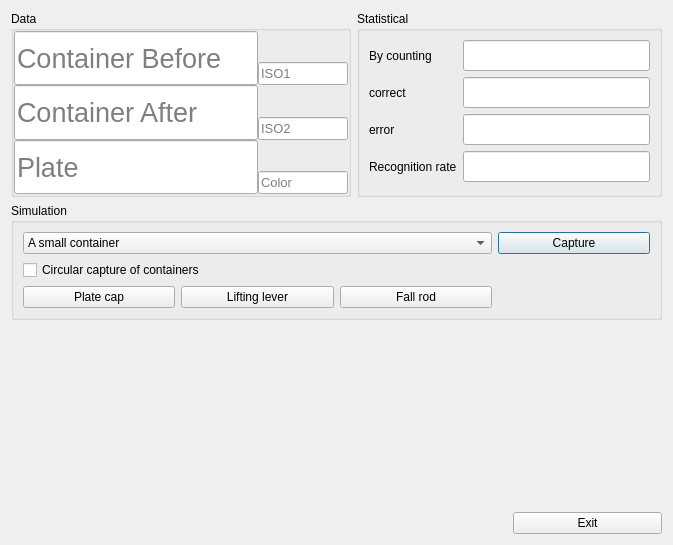
This is Main/ChannelData/simulationdialog.ui in 519984307/Container_Multiple_Channels_20200522 as Qt 5 draws it before an edit. The edited form follows.
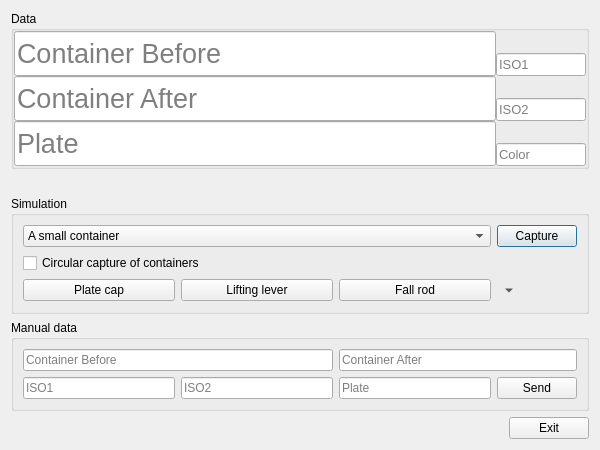
This is the edited form. Icons and pictures are not drawn.

```diff
--- a/Main/ChannelData/simulationdialog.ui
+++ b/Main/ChannelData/simulationdialog.ui
@@ -6,8 +6,8 @@
    <rect>
     <x>0</x>
     <y>0</y>
-    <width>673</width>
-    <height>545</height>
+    <width>600</width>
+    <height>450</height>
    </rect>
   </property>
   <property name="windowTitle">
@@ -17,8 +17,21 @@
    <iconset resource="../ico.qrc">
     <normaloff>:/UI_ICO/ICO/ICO.ico</normaloff>:/UI_ICO/ICO/ICO.ico</iconset>
   </property>
-  <layout class="QGridLayout" name="gridLayout_5">
-   <item row="1" column="0" colspan="4">
+  <layout class="QGridLayout" name="gridLayout_3">
+   <item row="4" column="0">
+    <spacer name="horizontalSpacer">
+     <property name="orientation">
+      <enum>Qt::Horizontal</enum>
+     </property>
+     <property name="sizeHint" stdset="0">
+      <size>
+       <width>488</width>
+       <height>20</height>
+      </size>
+     </property>
+    </spacer>
+   </item>
+   <item row="2" column="0" colspan="2">
     <widget class="QGroupBox" name="groupBox_3">
      <property name="title">
       <string>Simulation</string>
@@ -91,93 +104,52 @@
         </property>
        </widget>
       </item>
+      <item row="2" column="3">
+       <widget class="QToolButton" name="toolButton">
+        <property name="text">
+         <string>...</string>
+        </property>
+        <property name="shortcut">
+         <string>Alt+T</string>
+        </property>
+        <property name="checkable">
+         <bool>false</bool>
+        </property>
+        <property name="autoRepeat">
+         <bool>false</bool>
+        </property>
+        <property name="autoExclusive">
+         <bool>false</bool>
+        </property>
+        <property name="popupMode">
+         <enum>QToolButton::DelayedPopup</enum>
+        </property>
+        <property name="toolButtonStyle">
+         <enum>Qt::ToolButtonIconOnly</enum>
+        </property>
+        <property name="autoRaise">
+         <bool>true</bool>
+        </property>
+        <property name="arrowType">
+         <enum>Qt::DownArrow</enum>
+        </property>
+       </widget>
+      </item>
      </layout>
     </widget>
    </item>
-   <item row="0" column="2" colspan="2">
-    <widget class="QGroupBox" name="groupBox_2">
-     <property name="title">
-      <string>Statistical</string>
+   <item row="1" column="0">
+    <spacer name="verticalSpacer_5">
+     <property name="orientation">
+      <enum>Qt::Vertical</enum>
      </property>
-     <layout class="QGridLayout" name="gridLayout_2">
-      <item row="0" column="0">
-       <widget class="QLabel" name="label">
-        <property name="text">
-         <string>By counting</string>
-        </property>
-       </widget>
-      </item>
-      <item row="0" column="1">
-       <widget class="QLineEdit" name="lineEdit_7">
-        <property name="font">
-         <font>
-          <pointsize>14</pointsize>
-         </font>
-        </property>
-        <property name="readOnly">
-         <bool>true</bool>
-        </property>
-       </widget>
-      </item>
-      <item row="1" column="0">
-       <widget class="QLabel" name="label_3">
-        <property name="text">
-         <string>correct</string>
-        </property>
-       </widget>
-      </item>
-      <item row="1" column="1">
-       <widget class="QLineEdit" name="lineEdit_9">
-        <property name="font">
-         <font>
-          <pointsize>14</pointsize>
-         </font>
-        </property>
-        <property name="readOnly">
-         <bool>true</bool>
-        </property>
-       </widget>
-      </item>
-      <item row="2" column="0">
-       <widget class="QLabel" name="label_4">
-        <property name="text">
-         <string>error</string>
-        </property>
-       </widget>
-      </item>
-      <item row="2" column="1">
-       <widget class="QLineEdit" name="lineEdit_10">
-        <property name="font">
-         <font>
-          <pointsize>14</pointsize>
-         </font>
-        </property>
-        <property name="readOnly">
-         <bool>true</bool>
-        </property>
-       </widget>
-      </item>
-      <item row="3" column="0">
-       <widget class="QLabel" name="label_2">
-        <property name="text">
-         <string>Recognition rate</string>
-        </property>
-       </widget>
-      </item>
-      <item row="3" column="1">
-       <widget class="QLineEdit" name="lineEdit_8">
-        <property name="font">
-         <font>
-          <pointsize>14</pointsize>
-         </font>
-        </property>
-        <property name="readOnly">
-         <bool>true</bool>
-        </property>
-       </widget>
-      </item>
-     </layout>
-    </widget>
+     <property name="sizeHint" stdset="0">
+      <size>
+       <width>20</width>
+       <height>40</height>
+      </size>
+     </property>
+    </spacer>
    </item>
    <item row="0" column="0" colspan="2">
     <widget class="QGroupBox" name="groupBox">
@@ -386,39 +358,67 @@
      </layout>
     </widget>
    </item>
-   <item row="3" column="0" colspan="3">
-    <spacer name="horizontalSpacer">
-     <property name="orientation">
-      <enum>Qt::Horizontal</enum>
+   <item row="3" column="0" colspan="2">
+    <widget class="QGroupBox" name="manualGroupBox">
+     <property name="enabled">
+      <bool>true</bool>
      </property>
-     <property name="sizeHint" stdset="0">
-      <size>
-       <width>488</width>
-       <height>20</height>
-      </size>
+     <property name="title">
+      <string>Manual data</string>
      </property>
-    </spacer>
+     <layout class="QGridLayout" name="gridLayout_2">
+      <item row="1" column="2">
+       <widget class="QLineEdit" name="lineEdit_11">
+        <property name="placeholderText">
+         <string>Plate</string>
+        </property>
+       </widget>
+      </item>
+      <item row="1" column="0">
+       <widget class="QLineEdit" name="lineEdit_9">
+        <property name="placeholderText">
+         <string>ISO1</string>
+        </property>
+       </widget>
+      </item>
+      <item row="1" column="3">
+       <widget class="QPushButton" name="pushButton">
+        <property name="text">
+         <string>Send</string>
+        </property>
+       </widget>
+      </item>
+      <item row="1" column="1">
+       <widget class="QLineEdit" name="lineEdit_10">
+        <property name="placeholderText">
+         <string>ISO2</string>
+        </property>
+       </widget>
+      </item>
+      <item row="0" column="2" colspan="2">
+       <widget class="QLineEdit" name="lineEdit_8">
+        <property name="placeholderText">
+         <string>Container After</string>
+        </property>
+       </widget>
+      </item>
+      <item row="0" column="0" colspan="2">
+       <widget class="QLineEdit" name="lineEdit_7">
+        <property name="placeholderText">
+         <string>Container Before</string>
+        </property>
+       </widget>
+      </item>
+     </layout>
+    </widget>
    </item>
-   <item row="3" column="3">
+   <item row="4" column="1">
     <widget class="QPushButton" name="exitPushButton">
      <property name="text">
       <string>Exit</string>
      </property>
     </widget>
    </item>
-   <item row="2" column="0">
-    <spacer name="verticalSpacer_4">
-     <property name="orientation">
-      <enum>Qt::Vertical</enum>
-     </property>
-     <property name="sizeHint" stdset="0">
-      <size>
-       <width>20</width>
-       <height>40</height>
-      </size>
-     </property>
-    </spacer>
-   </item>
   </layout>
  </widget>
  <resources>
```
Left out of the diff: 4 changed lines with no effect on the pictures.
